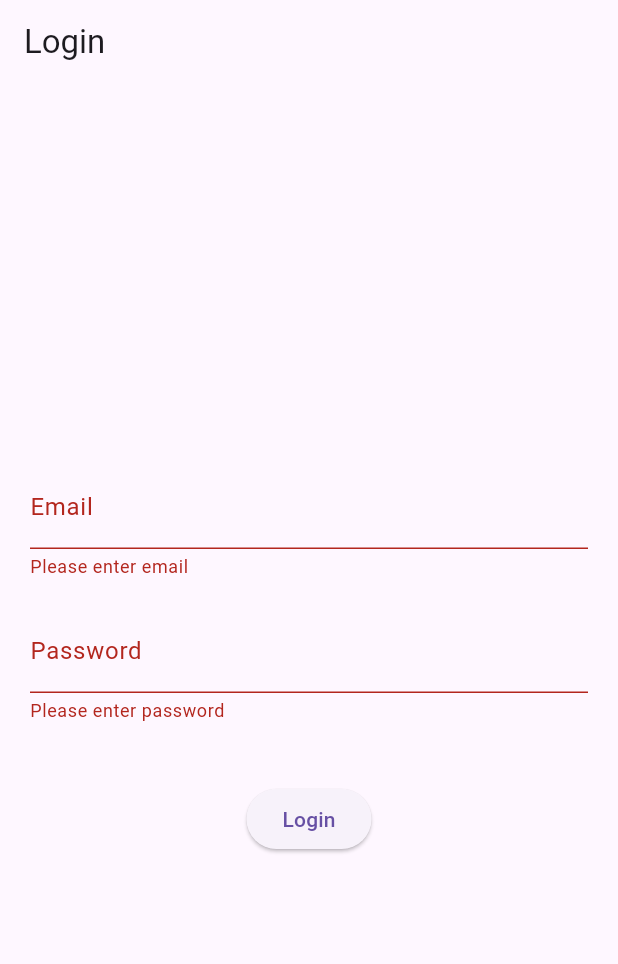
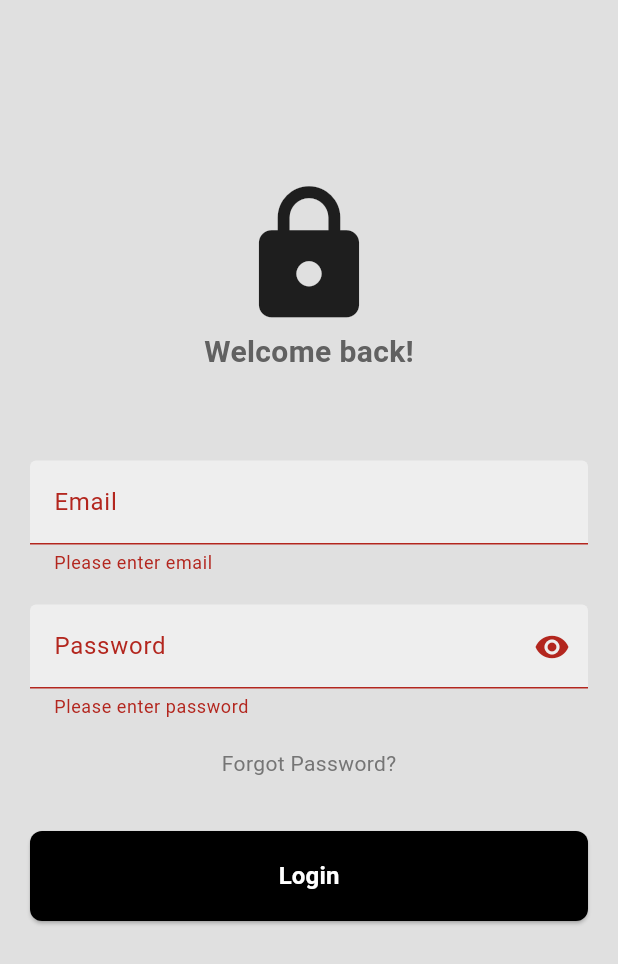
Before and after one commit to naimnayak/videofeed, a Flutter app: the screen it shows after launch, after a tap on "Login", on a phone screen of 412 x 824 dp. Shown: the top 964 px of the screen. Run offline on Flutter 3.47's test engine with Material 3 defaults, Android fonts, the phone set to English and light mode, and no system bars; our stand-ins replace cloud_firestore, firebase_auth, firebase_core, firebase_storage, image_picker, shared_preferences and 1 more; accounts and stored records are empty.

Commit message:
Update login_screen.dart

```diff
--- a/lib/login_screen.dart
+++ b/lib/login_screen.dart
@@ -1,11 +1,8 @@
 import 'package:flutter/material.dart';
 import 'package:firebase_auth/firebase_auth.dart';
-import 'main.dart'; // Import FirebaseAuthService and UserProfile
-import 'video_feed_screen.dart';
-import 'profile_screen.dart';
+import '../main.dart'; // Import FirebaseAuthService and UserProfile
 import 'user_profile.dart';
 import 'package:shared_preferences/shared_preferences.dart';
-
 
 class LoginScreen extends StatefulWidget {
   const LoginScreen({super.key});
@@ -19,7 +16,9 @@ class _LoginScreenState extends State<LoginScreen> {
   final _formKey = GlobalKey<FormState>();
   final _emailController = TextEditingController();
   final _passwordController = TextEditingController();
+
   bool _isLoading = false;
+  bool _isPasswordObscured = true;
 
   @override
   void dispose() {
@@ -28,31 +27,87 @@ class _LoginScreenState extends State<LoginScreen> {
     super.dispose();
   }
 
+  void _togglePasswordVisibility() {
+    setState(() {
+      _isPasswordObscured = !_isPasswordObscured;
+    });
+  }
+
   @override
   Widget build(BuildContext context) {
     return Scaffold(
-      appBar: AppBar(title: Text('Login')),
+      backgroundColor: Colors.grey[300],
       body: Form(
         key: _formKey,
-        child: Padding(
+        child: SingleChildScrollView(
           padding: const EdgeInsets.all(20.0),
           child: Column(
             mainAxisAlignment: MainAxisAlignment.center,
             children: [
+              const SizedBox(height: 100), // Add some space at the top
+              const Icon(Icons.lock, size: 100,),
+              Text('Welcome back!',
+                style: TextStyle(color: Colors.grey[700],
+                    fontSize: 20,
+                    fontWeight: FontWeight.w600),
+              ),
+
+              const SizedBox(height: 58,),
+
               TextFormField(
                 controller: _emailController,
-                decoration: InputDecoration(labelText: 'Email'),
+                decoration: InputDecoration(
+                  labelText: 'Email',
+                  enabledBorder: const OutlineInputBorder(
+                      borderSide: BorderSide(color: Colors.white)
+                  ),
+                  focusedBorder: OutlineInputBorder(
+                      borderSide: BorderSide(color: Colors.grey.shade400)
+                  ),
+                  fillColor: Colors.grey.shade200,
+                  filled: true,
+                ),
                 validator: (value) => value!.isEmpty ? 'Please enter email' : null,
               ),
-              SizedBox(height: 20),
+
+              SizedBox(height: 20,),
+
               TextFormField(
                 controller: _passwordController,
-                decoration: InputDecoration(labelText: 'Password'),
-                obscureText: true,
+                decoration: InputDecoration(
+                  labelText: 'Password',
+                  enabledBorder: const OutlineInputBorder(
+                      borderSide: BorderSide(color: Colors.white)
+                  ),
+                  focusedBorder: OutlineInputBorder(
+                      borderSide: BorderSide(color: Colors.grey.shade400)
+                  ),
+                  fillColor: Colors.grey.shade200,
+                  filled: true,
+                  suffixIcon: IconButton(
+                    icon: Icon(
+                      _isPasswordObscured ? Icons.visibility : Icons.visibility_off,
+                    ),
+                    onPressed: _togglePasswordVisibility,
+                  ),
+                ),
+                obscureText: _isPasswordObscured,
                 validator: (value) => value!.isEmpty ? 'Please enter password' : null,
               ),
-              SizedBox(height: 40),
-              ElevatedButton(
+              const SizedBox(height: 20,),
+
+              Text('Forgot Password?',
+                style: TextStyle(color: Colors.grey[600]),),
+
+              const SizedBox(height: 25,),
+
+              //sign
+
+              SizedBox(height: 10),
+              SizedBox(
+                width: double.infinity,
+                height: 60,
+                child: ElevatedButton(
                   onPressed: _isLoading
                       ? null
                       : () async {
@@ -61,18 +116,13 @@ class _LoginScreenState extends State<LoginScreen> {
                         _isLoading = true;
                       });
 
-                    UserCredential? user =
-                    await _authService.signInWithEmailAndPassword(
+                      try {
+                        UserCredential? user = await _authService.signInWithEmailAndPassword(
                           _emailController.text,
                           _passwordController.text,
                         );
 
-                    setState(() {
-                      _isLoading = false;
-                    });
-
                         if (user != null) {
-                      // Fetch or create user profile
                           UserProfile? userProfile = await _authService.getUserProfile(user.user!.uid);
                           if (userProfile == null) {
                             userProfile = UserProfile(
@@ -85,20 +135,42 @@ class _LoginScreenState extends State<LoginScreen> {
                           SharedPreferences prefs = await SharedPreferences.getInstance();
                           await prefs.setBool('isLoggedIn', true);
 
-                      // Navigate to VideoFeedScreen
                           Navigator.pushReplacementNamed(context, '/feed');
                         } else {
                           ScaffoldMessenger.of(context).showSnackBar(
-                        SnackBar(
-                            content: Text('Invalid email or password')),
+                            SnackBar(content: Text('Invalid email or password')),
                           );
+                        }
+                      } catch (e) {
+                        ScaffoldMessenger.of(context).showSnackBar(
+                          SnackBar(content: Text('Error: ${e.toString()}')),
+                        );
+                      } finally {
+                        setState(() {
+                          _isLoading = false;
+                        });
                       }
                     }
                   },
+                  style: ElevatedButton.styleFrom(
+                    backgroundColor: Colors.black,
+                    foregroundColor: Colors.white,
+                    shape: RoundedRectangleBorder(
+                      borderRadius: BorderRadius.circular(8),
+                    ),
+                  ),
                   child: _isLoading
-                    ? CircularProgressIndicator()
-                    : Text('Login'),
+                      ? CircularProgressIndicator(
+                    valueColor: AlwaysStoppedAnimation<Color>(Colors.white),
+                  )
+                      : Text('Login',
+                    style: TextStyle(
+                      fontWeight: FontWeight.w600,
+                      fontSize: 16,
+                    ),),
                 ),
+              ),
+              const SizedBox(height: 20), // Add some space at the bottom
             ],
           ),
         ),
```
Lines whose indentation alone changed are shown as unchanged.
